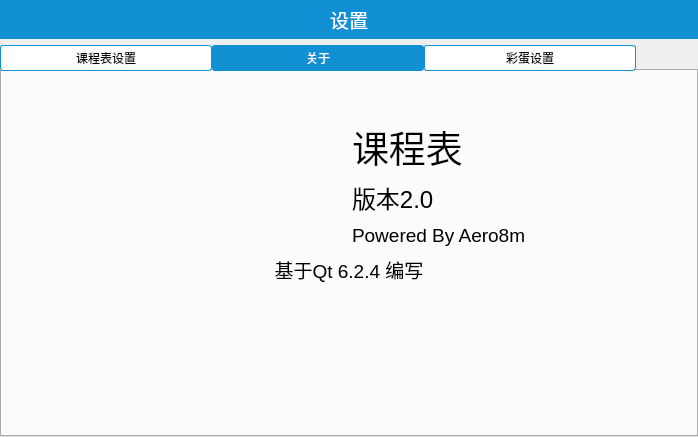
The window that tableeditwidget.ui (Aero80wd/SchoolTools) describes before a commit, drawn with Qt 5.
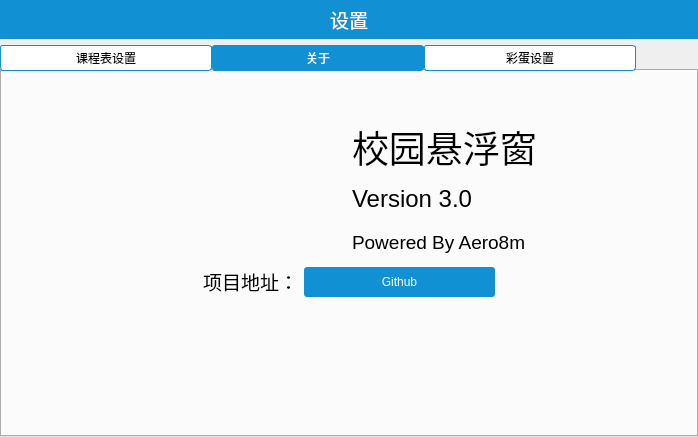
The same window after the commit. The open tabs and pages were chosen to show the change. Icons and pictures are not drawn. Custom widgets are drawn as their Qt base class.

The edit to the form file:
```diff
--- a/tableeditwidget.ui
+++ b/tableeditwidget.ui
@@ -502,7 +502,7 @@
       <attribute name="title">
        <string>关于</string>
       </attribute>
-      <layout class="QVBoxLayout" name="verticalLayout_2" stretch="0,10,0,11">
+      <layout class="QVBoxLayout" name="verticalLayout_2" stretch="0,11,3,10">
        <item>
         <spacer name="verticalSpacer_2">
          <property name="orientation">
@@ -538,7 +538,7 @@
               </font>
              </property>
              <property name="text">
-              <string>课程表</string>
+              <string>校园悬浮窗</string>
              </property>
             </widget>
            </item>
@@ -550,7 +550,7 @@
               </font>
              </property>
              <property name="text">
-              <string>版本2.0</string>
+              <string>Version 3.0</string>
              </property>
             </widget>
            </item>
@@ -571,6 +571,21 @@
         </layout>
        </item>
        <item>
+        <layout class="QHBoxLayout" name="horizontalLayout_8" stretch="1,0,1,1">
+         <item>
+          <spacer name="horizontalSpacer">
+           <property name="orientation">
+            <enum>Qt::Horizontal</enum>
+           </property>
+           <property name="sizeHint" stdset="0">
+            <size>
+             <width>40</width>
+             <height>20</height>
+            </size>
+           </property>
+          </spacer>
+         </item>
+         <item>
         <widget class="QLabel" name="label_6">
          <property name="font">
           <font>
@@ -578,7 +593,7 @@
           </font>
          </property>
          <property name="text">
-          <string>基于Qt 6.2.4 编写</string>
+            <string>&lt;html&gt;&lt;head/&gt;&lt;body&gt;&lt;p&gt;项目地址：&lt;/p&gt;&lt;/body&gt;&lt;/html&gt;</string>
          </property>
          <property name="alignment">
           <set>Qt::AlignCenter</set>
@@ -586,6 +601,51 @@
         </widget>
        </item>
        <item>
+          <widget class="QPushButton" name="pushButton_3">
+           <property name="minimumSize">
+            <size>
+             <width>0</width>
+             <height>30</height>
+            </size>
+           </property>
+           <property name="styleSheet">
+            <string notr="true">QPushButton{
+	border-radius: 3px; /* 边框圆角 */
+	color:#ffffff;
+	background-color: #1191d3; /* 背景颜色 */
+	padding:3px;
+
+}
+QPushButton:hover{
+background:rgb(11, 96, 139);
+}
+</string>
+           </property>
+           <property name="text">
+            <string>Github</string>
+           </property>
+           <property name="icon">
+            <iconset resource="res.qrc">
+             <normaloff>:/res/github.png</normaloff>:/res/github.png</iconset>
+           </property>
+          </widget>
+         </item>
+         <item>
+          <spacer name="horizontalSpacer_2">
+           <property name="orientation">
+            <enum>Qt::Horizontal</enum>
+           </property>
+           <property name="sizeHint" stdset="0">
+            <size>
+             <width>40</width>
+             <height>20</height>
+            </size>
+           </property>
+          </spacer>
+         </item>
+        </layout>
+       </item>
+       <item>
         <spacer name="verticalSpacer">
          <property name="orientation">
           <enum>Qt::Vertical</enum>
```
Left out of the diff: 8 changed lines with no effect on the pictures. Lines whose indentation alone changed are shown as unchanged.
